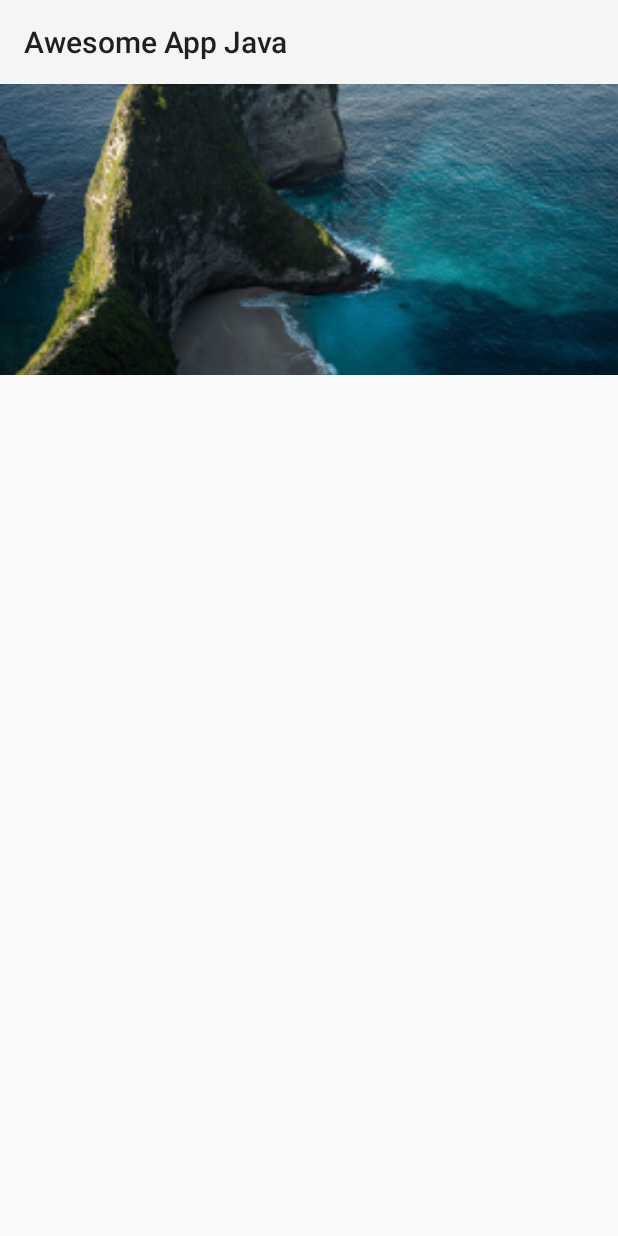
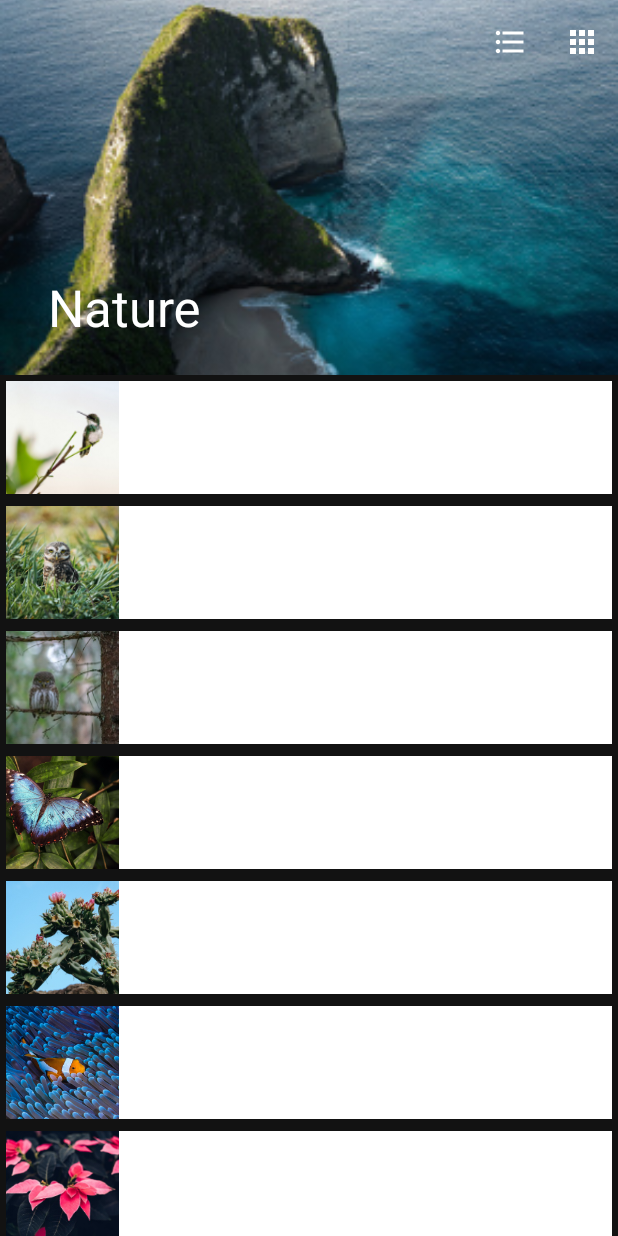
Before and after one commit to faiqazmi9/awesome-app-kotlin, an Android app: the screen it shows after launch (MainActivity), on a phone screen of 412 x 824 dp. Run offline under Robolectric (Android 15) with nearby library versions, the phone set to English and light mode, and no system bars.

Commit message:
view the image when app start

```diff
--- a/app/src/main/AndroidManifest.xml
+++ b/app/src/main/AndroidManifest.xml
@@ -9,7 +9,9 @@
         android:roundIcon="@mipmap/ic_launcher_round"
         android:supportsRtl="true"
         android:theme="@style/Theme.AwesomeApp">
-        <activity android:name=".MainActivity">
+        <activity
+            android:name=".MainActivity"
+            android:theme="@style/Theme.MaterialComponents.NoActionBar">
             <intent-filter>
                 <action android:name="android.intent.action.MAIN" />
 
--- a/app/src/main/java/com/example/awesomeapp/MainActivity.kt
+++ b/app/src/main/java/com/example/awesomeapp/MainActivity.kt
@@ -1,11 +1,121 @@
 package com.example.awesomeapp
 
+import android.content.Intent
+import android.os.Bundle
+import android.view.Menu
+import android.view.MenuItem
+import android.view.View
 import androidx.appcompat.app.AppCompatActivity
-import android.os.Bundle
+import androidx.appcompat.app.AppCompatDelegate
+import androidx.core.content.ContextCompat
+import androidx.recyclerview.widget.GridLayoutManager
+import androidx.recyclerview.widget.RecyclerView
+import com.example.awesomeapp.adapter.ItemAdapter
+import com.example.awesomeapp.adapter.ItemAdapter.Companion.SPAN_COUNT_ONE
+import com.example.awesomeapp.adapter.ItemAdapter.Companion.SPAN_COUNT_TWO
+import com.example.awesomeapp.model.Item
+import com.google.android.material.appbar.MaterialToolbar
+import java.util.*
 
 class MainActivity : AppCompatActivity() {
+    private var recyclerView: RecyclerView? = null
+    private var itemAdapter: ItemAdapter? = null
+    private var gridLayoutManager: GridLayoutManager? = null
+    private var items: MutableList<*>? = null
+    var mToolbar: MaterialToolbar? = null
     override fun onCreate(savedInstanceState: Bundle?) {
         super.onCreate(savedInstanceState)
         setContentView(R.layout.activity_main)
+        mToolbar = findViewById(R.id.toolbar)
+        AppCompatDelegate.setCompatVectorFromResourcesEnabled(true)
+        setupToolbar()
+        initItemsData()
+        setAdapter()
+    }
+
+    protected fun setupToolbar() {
+        setSupportActionBar(mToolbar)
+        val mActionBar = this.supportActionBar!!
+        mToolbar!!.setTitleTextColor(ContextCompat.getColor(this, R.color.white))
+        mActionBar.title = "Nature"
+    }
+
+    override fun onCreateOptionsMenu(menu: Menu): Boolean {
+        menuInflater.inflate(R.menu.menu_list, menu)
+        return super.onCreateOptionsMenu(menu)
+    }
+
+    override fun onOptionsItemSelected(item: MenuItem): Boolean {
+        return when (item.itemId) {
+            R.id.action_list -> {
+                gridLayoutManager!!.spanCount = SPAN_COUNT_ONE
+                itemAdapter!!.notifyItemRangeChanged(0, itemAdapter!!.itemCount)
+                true
+            }
+            R.id.action_grid -> {
+                gridLayoutManager!!.spanCount = SPAN_COUNT_TWO
+                itemAdapter!!.notifyItemRangeChanged(0, itemAdapter!!.itemCount)
+                true
+            }
+            else -> super.onOptionsItemSelected(item)
+        }
+    }
+
+    private fun setAdapter() {
+        gridLayoutManager = GridLayoutManager(this, SPAN_COUNT_ONE)
+        itemAdapter = ItemAdapter(items!!, gridLayoutManager!!)
+        recyclerView = findViewById<View>(R.id.recycler_view) as RecyclerView
+        recyclerView!!.adapter = itemAdapter
+        recyclerView!!.layoutManager = gridLayoutManager
+    }
+
+    private fun initItemsData() {
+        items = ArrayList<Any>()
+        (items as ArrayList<Any>).add(
+            Item(
+                R.drawable.bird,
+                "Bird",
+                "This picture was taken in Punta del Este, Uruguay"
+            )
+        )
+        (items as ArrayList<Any>).add(Item(R.drawable.bird1, "Bird 1", "Preety little owl"))
+        (items as ArrayList<Any>).add(Item(R.drawable.bird2, "Bird 2", "Owl serious mode on"))
+        (items as ArrayList<Any>).add(Item(R.drawable.butterfly, "Butterfly", "Very Beautifull Butterfly"))
+        (items as ArrayList<Any>).add(
+            Item(
+                R.drawable.cactus,
+                "Cactus",
+                "A cactus is a member of the plant family Cactaceae"
+            )
+        )
+        (items as ArrayList<Any>).add(Item(R.drawable.fish, "Fish", "This picture was taken in Indonesia"))
+        (items as ArrayList<Any>).add(Item(R.drawable.flower, "Flower", "The Red Flower"))
+        (items as ArrayList<Any>).add(
+            Item(
+                R.drawable.flower1,
+                "Flower 1",
+                "Beautifull Flower in London, United Kingdom"
+            )
+        )
+        (items as ArrayList<Any>).add(Item(R.drawable.flower2, "Flower 2", "Calm flower"))
+        (items as ArrayList<Any>).add(Item(R.drawable.flower3, "Flower 3", "Beautifull pinky flower"))
+        (items as ArrayList<Any>).add(Item(R.drawable.lake, "Lake", "Lake create the reflection"))
+        (items as ArrayList<Any>).add(Item(R.drawable.leaf, "Leaf", "Green in the sky"))
+        (items as ArrayList<Any>).add(Item(R.drawable.leaf1, "Leaf 1", "In the morning with breezy air"))
+        (items as ArrayList<Any>).add(Item(R.drawable.leaf2, "Leaf 2", "Leaf with darkness"))
+        (items as ArrayList<Any>).add(Item(R.drawable.leaf3, "Leaf 3", "Mexican leaf"))
+        (items as ArrayList<Any>).add(Item(R.drawable.moon, "Moon", "Reaching the moon"))
+        (items as ArrayList<Any>).add(Item(R.drawable.mountain, "Mountain", "Great mount with lake"))
+        (items as ArrayList<Any>).add(Item(R.drawable.mountain1, "Mountain 1", "the blue dew faded at the horizon"))
+        (items as ArrayList<Any>).add(Item(R.drawable.mountain2, "Mountain 2", "cheerful camper"))
+        (items as ArrayList<Any>).add(Item(R.drawable.mountain3, "Mountain 3", "United States Great Mount"))
+        (items as ArrayList<Any>).add(Item(R.drawable.mushroom, "Moshroom", "Li'l Mushroom"))
+        (items as ArrayList<Any>).add(Item(R.drawable.ocean, "Ocean", "Oceanic animal"))
+        (items as ArrayList<Any>).add(Item(R.drawable.rainbow, "Rainbow", "Happy rainbow"))
+        (items as ArrayList<Any>).add(Item(R.drawable.tree, "Tree", "Holaa Beach ..."))
+        (items as ArrayList<Any>).add(Item(R.drawable.waterfall, "Waterfall", "Amazing waterfall"))
+        (items as ArrayList<Any>).add(Item(R.drawable.wave, "Wave", "Wave the ocean"))
+        (items as ArrayList<Any>).add(Item(R.drawable.wave1, "Wave 1", "Hi beautifull beach"))
+        (items as ArrayList<Any>).add(Item(R.drawable.wave2, "Wave 2", "Lets Surf!"))
     }
 }
--- a/app/src/main/java/com/example/awesomeapp/adapter/ItemAdapter.kt
+++ b/app/src/main/java/com/example/awesomeapp/adapter/ItemAdapter.kt
@@ -14,6 +14,7 @@ import com.example.awesomeapp.model.Item
 class ItemAdapter(private val mItems: List<*>, private val mLayoutManager: GridLayoutManager) :
     RecyclerView.Adapter<ItemAdapter.ItemViewHolder>() {
     private var itemOnClickListener: ItemOnClickListener? = null
+
     override fun getItemViewType(position: Int): Int {
         val spanCount = mLayoutManager.spanCount
         return if (spanCount == SPAN_COUNT_ONE) {
@@ -35,8 +36,8 @@ class ItemAdapter(private val mItems: List<*>, private val mLayoutManager: GridL
 
     override fun onBindViewHolder(holder: ItemViewHolder, position: Int) {
         val item: Item = mItems[position] as Item
-        holder.title.setText(item.getTitle())
-        holder.iv.setImageResource(item.getImgResId())
+        holder.title.setText(item.title)
+        holder.iv.setImageResource(item.imgResId)
         holder.mView.setOnClickListener { view: View? ->
             if (itemOnClickListener != null) {
                 itemOnClickListener!!.onClick(position, item)
--- a/app/src/main/res/values-night/themes.xml
+++ b/app/src/main/res/values-night/themes.xml
@@ -1,6 +1,6 @@
 <resources xmlns:tools="http://schemas.android.com/tools">
     <!-- Base application theme. -->
-    <style name="Theme.AwesomeAppJava"
+    <style name="Theme.AwesomeApp"
         parent="Theme.MaterialComponents.DayNight.DarkActionBar">
         <!-- Primary brand color. -->
         <item name="colorPrimary">@color/purple_200</item>
--- a/app/src/main/res/values/strings.xml
+++ b/app/src/main/res/values/strings.xml
@@ -1,5 +1,5 @@
 <resources>
-    <string name="app_name">Awesome App Java</string>
+    <string name="app_name">AwesomeApp</string>
     <string name="large_text">Lorem ipsum dolor sit amet, consectetur adipiscing elit. Nullam eu tempor risus, a cursus erat. Etiam accumsan, tortor a fringilla fermentum, quam neque viverra urna, vel fringilla urna metus sit amet diam. Suspendisse maximus quam pretium viverra accumsan. In hac habitasse platea dictumst. Duis non eros ullamcorper, egestas nisi id, sollicitudin ligula. Sed pulvinar porttitor condimentum. Proin molestie in tortor quis malesuada. Curabitur sit amet tellus ac ex condimentum tempus in ut nunc. Aenean iaculis sit amet metus eget sodales. Sed sagittis placerat eleifend. Sed sed nunc pulvinar, venenatis dui vel, aliquet mauris. Nullam aliquet egestas magna. Aliquam aliquet rhoncus lorem, sit amet mattis turpis vestibulum at.
 
 Morbi eleifend sapien vitae massa eleifend, id congue purus malesuada. Vestibulum ante ipsum primis in faucibus orci luctus et ultrices posuere cubilia curae; Mauris eget commodo enim. Nulla ac leo libero. Curabitur sit amet nibh nulla. Cras nunc ipsum, varius in faucibus ut, auctor vitae augue. Etiam ut quam id quam dapibus rutrum. Proin ac imperdiet sapien, nec pulvinar mauris. Donec bibendum diam mi. Maecenas ultrices nec felis nec congue. Fusce pharetra orci nec diam pharetra bibendum.
--- a/app/src/main/res/values/themes.xml
+++ b/app/src/main/res/values/themes.xml
@@ -1,6 +1,6 @@
 <resources xmlns:tools="http://schemas.android.com/tools">
     <!-- Base application theme. -->
-    <style name="Theme.AwesomeAppJava"
+    <style name="Theme.AwesomeApp"
         parent="Theme.MaterialComponents.DayNight.DarkActionBar">
         <!-- Primary brand color. -->
         <item name="colorPrimary">@color/purple_500</item>
```
Also changed, not shown: app/src/main/java/com/example/awesomeapp/model/Item.kt (+1 -23 lines).
